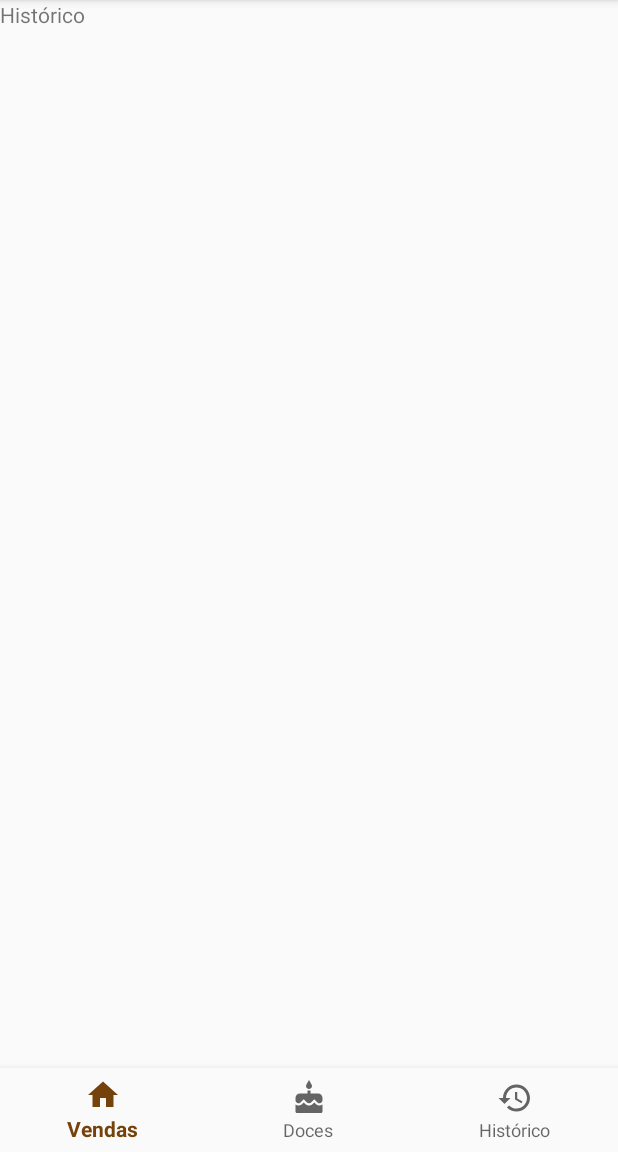
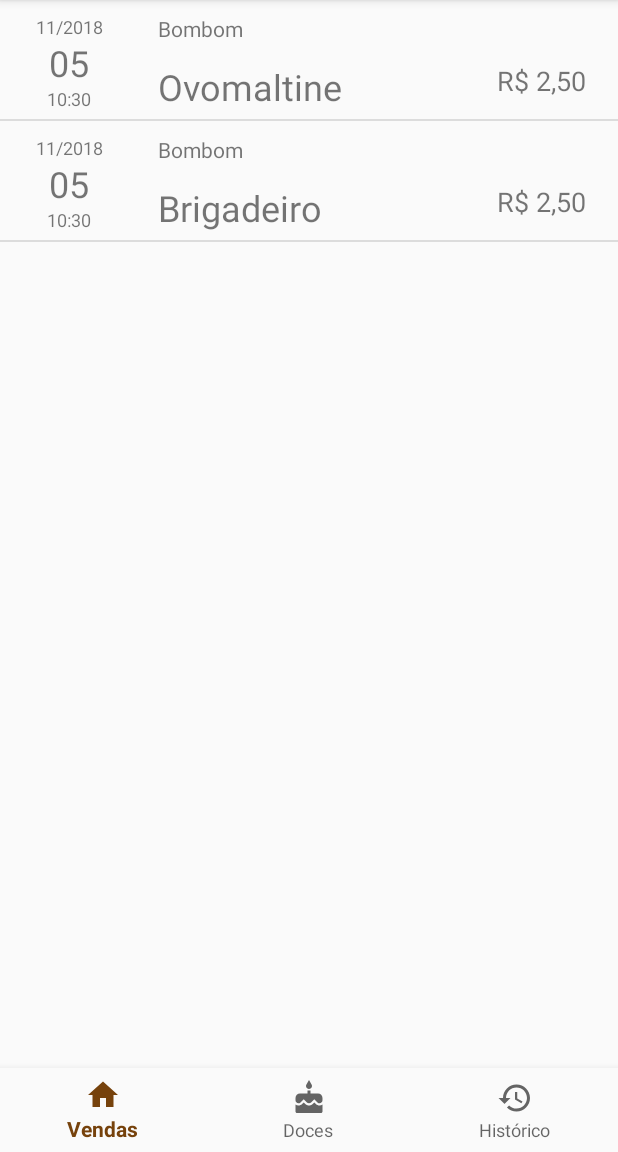
Before and after one commit to ufjf-dcc196/dcc196-2018-3-trb3-jonas, an Android app: the fragment HistoryFragment placed in its activity, on a phone screen of 412 x 824 dp, the part 84-1236 px from its top. Run offline under Robolectric (Android 15) with nearby library versions, the phone set to English and light mode, and no system bars.

Commit message:
Adicionando funcionalidade de historico

```diff
--- /dev/null
+++ b/app/src/main/java/com/example/gabrielmaia/chocolapp/HistoryAdapter.java
@@ -0,0 +1,98 @@
+package com.example.gabrielmaia.chocolapp;
+
+import android.support.annotation.NonNull;
+import android.support.v7.widget.RecyclerView;
+import android.view.LayoutInflater;
+import android.view.View;
+import android.view.ViewGroup;
+import android.widget.TextView;
+import java.text.DecimalFormat;
+import java.text.ParseException;
+import java.text.SimpleDateFormat;
+import java.util.ArrayList;
+import java.util.Calendar;
+import java.util.Date;
+
+import model.History;
+
+public class HistoryAdapter extends RecyclerView.Adapter<HistoryAdapter.HistoryViewHolder> {
+    private ArrayList<History> histories;
+    private History currentHistory;
+
+    public HistoryAdapter(ArrayList<History> histories) {
+        this.histories = histories;
+    }
+
+    @NonNull
+    @Override
+    public HistoryViewHolder onCreateViewHolder(@NonNull ViewGroup viewGroup, int i) {
+        View view = LayoutInflater.from(viewGroup.getContext()).inflate(R.layout.history_item, viewGroup, false);
+        return new HistoryViewHolder(view);
+    }
+
+    public static class HistoryViewHolder extends RecyclerView.ViewHolder {
+        public TextView candyName;
+        public TextView candyPrice;
+        public TextView candyMonthYear;
+        public TextView candyDay;
+        public TextView candyHour;
+        public TextView candyType;
+
+        public HistoryViewHolder(@NonNull View itemView) {
+            super(itemView);
+
+            candyName =  itemView.findViewById(R.id.h_name);
+            candyPrice =  itemView.findViewById(R.id.h_price);
+            candyType =  itemView.findViewById(R.id.h_type);
+            candyMonthYear =  itemView.findViewById(R.id.h_month);
+            candyDay =  itemView.findViewById(R.id.h_day);
+            candyHour =  itemView.findViewById(R.id.h_hour);
+        }
+    }
+
+    @Override
+    public void onBindViewHolder(@NonNull HistoryViewHolder viewHolder, int i) {
+        currentHistory = this.histories.get(i);
+
+        SimpleDateFormat format = new SimpleDateFormat("yyyy-MM-dd HH:mm");
+
+        try {
+            Calendar calendar = Calendar.getInstance();
+            Date date = format.parse(currentHistory.getDate());
+            calendar.setTime(date);
+            int month = calendar.get(Calendar.MONTH);
+            int year = calendar.get(Calendar.YEAR);
+            int day = calendar.get(Calendar.DAY_OF_MONTH);
+            int hour = calendar.get(Calendar.HOUR_OF_DAY);
+            int minute = calendar.get(Calendar.MINUTE);
+
+            viewHolder.candyDay.setText(pad(String.valueOf(day)));
+            viewHolder.candyHour.setText(pad(String.valueOf(hour)) + ":" + pad(String.valueOf(minute)));
+            viewHolder.candyMonthYear.setText(pad(String.valueOf(month)) + "/" + String.valueOf(year));
+
+        } catch (ParseException e) {
+            e.printStackTrace();
+        }
+
+        viewHolder.candyName.setText(currentHistory.getName());
+        viewHolder.candyType.setText(currentHistory.getType());
+        viewHolder.candyPrice.setText(currentHistory.getPrice());
+
+    }
+
+    private String pad(String s) {
+        DecimalFormat mFormat= new DecimalFormat("00");
+        s = mFormat.format(Double.valueOf(s));
+        return s;
+    }
+
+    @Override
+    public int getItemCount() {
+        return this.histories.size();
+    }
+
+    public void addHistory(History sell){
+        this.histories.add(sell);
+        notifyItemInserted(getItemCount());
+    }
+}
--- a/app/src/main/java/com/example/gabrielmaia/chocolapp/HistoryFragment.java
+++ b/app/src/main/java/com/example/gabrielmaia/chocolapp/HistoryFragment.java
@@ -1,13 +1,39 @@
 package com.example.gabrielmaia.chocolapp;
 
+import android.content.Context;
 import android.os.Bundle;
 import android.support.annotation.NonNull;
 import android.support.annotation.Nullable;
+import android.support.v7.widget.DividerItemDecoration;
+import android.support.v7.widget.LinearLayoutManager;
+import android.support.v7.widget.RecyclerView;
 import android.view.LayoutInflater;
 import android.view.View;
 import android.view.ViewGroup;
 
+import model.History;
+import persistence.HistoryDAO;
+
 public class HistoryFragment extends android.support.v4.app.Fragment {
+
+    private static RecyclerView recyclerView;
+    public static RecyclerView.Adapter adapter;
+    private RecyclerView.LayoutManager layoutManager;
+    private static Context context;
+
+    @Override
+    public void onAttach(Context context) {
+        this.context = context;
+        super.onAttach(context);
+    }
+
+    public static RecyclerView.Adapter getAdapter() {
+        if(adapter == null){
+            HistoryDAO historyDAO = new HistoryDAO(context);
+            adapter = new HistoryAdapter(historyDAO.getAll());
+        }
+        return adapter;
+    }
 
     @Override
     public void onCreate(@Nullable Bundle savedInstanceState) {
@@ -18,6 +44,18 @@ public class HistoryFragment extends android.support.v4.app.Fragment {
     @Override
     public View onCreateView(@NonNull LayoutInflater inflater, @Nullable ViewGroup container, @Nullable Bundle savedInstanceState) {
         View rootView = inflater.inflate(R.layout.history_fragment, container, false);
+
+        recyclerView = rootView.findViewById(R.id.history_rv);
+        layoutManager = new LinearLayoutManager(getContext());
+
+        HistoryDAO historyDAO = new HistoryDAO(this.getContext());
+        adapter = new HistoryAdapter(historyDAO.getAll());
+
+        recyclerView.setLayoutManager(layoutManager);
+        recyclerView.setAdapter(adapter);
+        recyclerView.addItemDecoration(new DividerItemDecoration(getContext(),
+                DividerItemDecoration.VERTICAL));
+
         return rootView;
     }
 }
--- a/app/src/main/java/model/History.java
+++ b/app/src/main/java/model/History.java
@@ -3,15 +3,17 @@ package model;
 public class History {
     private int id;
     private int candyId;
+    private String name;
+    private String type;
     private String date;
-    private String location;
     private String price;
 
-    public History(int id, int candyId, String date, String location, String price) {
+    public History(int id, int candyId, String name, String type, String date, String price) {
         this.id = id;
         this.candyId = candyId;
+        this.name = name;
+        this.type = type;
         this.date = date;
-        this.location = location;
         this.price = price;
     }
 
@@ -31,20 +33,28 @@ public class History {
         this.candyId = candyId;
     }
 
+    public String getName() {
+        return name;
+    }
+
+    public void setName(String name) {
+        this.name = name;
+    }
+
+    public String getType() {
+        return type;
+    }
+
+    public void setType(String type) {
+        this.type = type;
+    }
+
     public String getDate() {
         return date;
     }
 
     public void setDate(String date) {
         this.date = date;
-    }
-
-    public String getLocation() {
-        return location;
-    }
-
-    public void setLocation(String location) {
-        this.location = location;
     }
 
     public String getPrice() {
--- a/app/src/main/java/persistence/DBHandler.java
+++ b/app/src/main/java/persistence/DBHandler.java
@@ -19,7 +19,6 @@ public class DBHandler extends SQLiteOpenHelper {
     private static final String TABLE_HISTORY = "history";
     private static final String COLUMN_HISTORY_ID = "history_id";
     private static final String COLUMN_DATE = "date";
-    private static final String COLUMN_LOCATION = "location";
 
     private static final String TABLE_SHOWCASE = "showcase";
     private static final String COLUMN_SHOWCASE_ID = "showcase_id";
@@ -65,8 +64,9 @@ public class DBHandler extends SQLiteOpenHelper {
         String create_history_table = "CREATE TABLE " + TABLE_HISTORY + "(" +
                 COLUMN_HISTORY_ID + " INTEGER PRIMARY KEY AUTOINCREMENT, " +
                 COLUMN_CANDY_ID + " INTEGER, " +
+                COLUMN_NAME + " TEXT, " +
+                COLUMN_TYPE + " TEXT, " +
                 COLUMN_DATE + " TEXT, " +
-                COLUMN_LOCATION + " TEXT, " +
                 COLUMN_PRICE + " INTEGER " +
                 ");";
 
--- a/app/src/main/res/layout/candies_fragment.xml
+++ b/app/src/main/res/layout/candies_fragment.xml
@@ -2,7 +2,6 @@
 <android.support.constraint.ConstraintLayout
     xmlns:android="http://schemas.android.com/apk/res/android"
     xmlns:app="http://schemas.android.com/apk/res-auto"
-    xmlns:tools="http://schemas.android.com/tools"
     android:layout_width="match_parent"
     android:layout_height="match_parent">
 
--- a/app/src/main/res/layout/history_fragment.xml
+++ b/app/src/main/res/layout/history_fragment.xml
@@ -1,11 +1,14 @@
 <?xml version="1.0" encoding="utf-8"?>
 <android.support.constraint.ConstraintLayout
     xmlns:android="http://schemas.android.com/apk/res/android" android:layout_width="match_parent"
+    xmlns:app="http://schemas.android.com/apk/res-auto"
     android:layout_height="match_parent">
 
-    <TextView
-        android:layout_width="wrap_content"
-        android:layout_height="wrap_content"
-        android:text="@string/title_history"/>
+    <android.support.v7.widget.RecyclerView
+        android:id="@+id/history_rv"
+        android:layout_width="match_parent"
+        android:layout_height="504dp"
+        app:layout_constraintStart_toStartOf="parent"
+        app:layout_constraintTop_toTopOf="parent" />
 
 </android.support.constraint.ConstraintLayout>
--- /dev/null
+++ b/app/src/main/res/layout/history_item.xml
@@ -0,0 +1,83 @@
+<?xml version="1.0" encoding="utf-8"?>
+<android.support.constraint.ConstraintLayout
+    xmlns:android="http://schemas.android.com/apk/res/android"
+    xmlns:app="http://schemas.android.com/apk/res-auto"
+    android:layout_width="match_parent"
+    android:layout_height="wrap_content"
+    android:padding="5dp">
+
+    <TextView
+        android:id="@+id/h_month"
+        android:layout_width="50dp"
+        android:layout_height="wrap_content"
+        android:layout_marginStart="16dp"
+        android:layout_marginLeft="16dp"
+        android:layout_marginTop="4dp"
+        android:text="10/2010"
+        android:textAlignment="center"
+        android:textSize="12sp"
+        app:layout_constraintStart_toStartOf="parent"
+        app:layout_constraintTop_toTopOf="parent" />
+
+    <TextView
+        android:id="@+id/h_day"
+        android:layout_width="50dp"
+        android:layout_height="wrap_content"
+        android:layout_marginStart="16dp"
+        android:layout_marginLeft="16dp"
+        android:layout_marginTop="20dp"
+        android:text="16"
+        android:textAlignment="center"
+        android:textSize="24sp"
+        app:layout_constraintStart_toStartOf="parent"
+        app:layout_constraintTop_toTopOf="parent" />
+
+    <TextView
+        android:id="@+id/h_hour"
+        android:layout_width="50dp"
+        android:layout_height="wrap_content"
+        android:layout_marginStart="16dp"
+        android:layout_marginLeft="16dp"
+        android:layout_marginTop="52dp"
+        android:text="18:45"
+        android:textAlignment="center"
+        android:textSize="12sp"
+        app:layout_constraintStart_toStartOf="parent"
+        app:layout_constraintTop_toTopOf="parent" />
+
+    <TextView
+        android:id="@+id/h_type"
+        android:layout_width="wrap_content"
+        android:layout_height="wrap_content"
+        android:layout_marginStart="100dp"
+        android:layout_marginLeft="100dp"
+        android:layout_marginTop="4dp"
+        android:text="@string/candy_type_lbl"
+        android:textSize="14sp"
+        app:layout_constraintStart_toStartOf="parent"
+        app:layout_constraintTop_toTopOf="parent" />
+
+    <TextView
+        android:id="@+id/h_name"
+        android:layout_width="wrap_content"
+        android:layout_height="wrap_content"
+        android:layout_marginStart="100dp"
+        android:layout_marginLeft="100dp"
+        android:layout_marginTop="36dp"
+        android:text="@string/candy_name_lbl"
+        android:textSize="24sp"
+        app:layout_constraintStart_toStartOf="parent"
+        app:layout_constraintTop_toTopOf="parent" />
+
+    <TextView
+        android:id="@+id/h_price"
+        android:layout_width="wrap_content"
+        android:layout_height="wrap_content"
+        android:layout_marginTop="36dp"
+        android:layout_marginEnd="16dp"
+        android:layout_marginRight="16dp"
+        android:text="@string/candy_price"
+        android:textSize="18sp"
+        app:layout_constraintEnd_toEndOf="parent"
+        app:layout_constraintTop_toTopOf="parent" />
+</android.support.constraint.ConstraintLayout>
--- a/app/src/main/res/layout/showcase_fragment.xml
+++ b/app/src/main/res/layout/showcase_fragment.xml
@@ -2,7 +2,6 @@
 <android.support.constraint.ConstraintLayout
     xmlns:android="http://schemas.android.com/apk/res/android"
     xmlns:app="http://schemas.android.com/apk/res-auto"
-    xmlns:tools="http://schemas.android.com/tools"
     android:layout_width="match_parent"
     android:layout_height="match_parent">
 
```
Also changed, not shown: app/src/main/java/com/example/gabrielmaia/chocolapp/ShowcaseAdapter.java (+18 -7 lines), app/src/main/java/persistence/HistoryDAO.java (+51 -4 lines).
